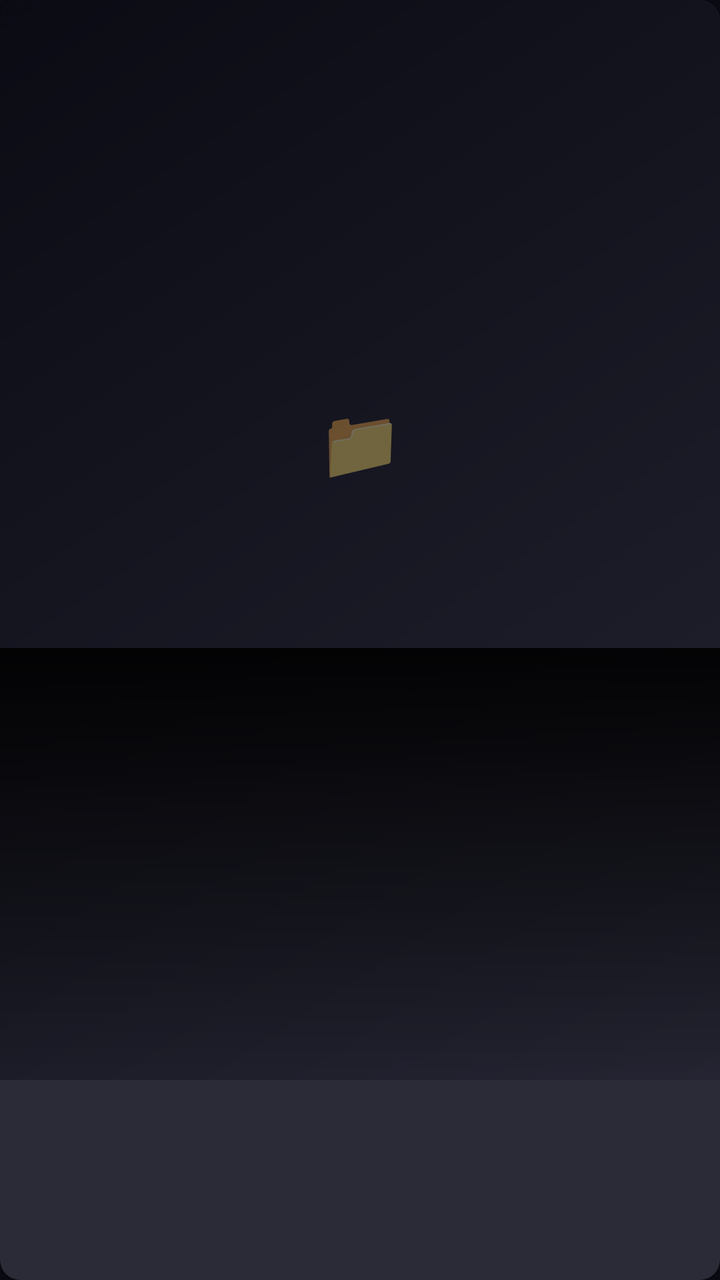
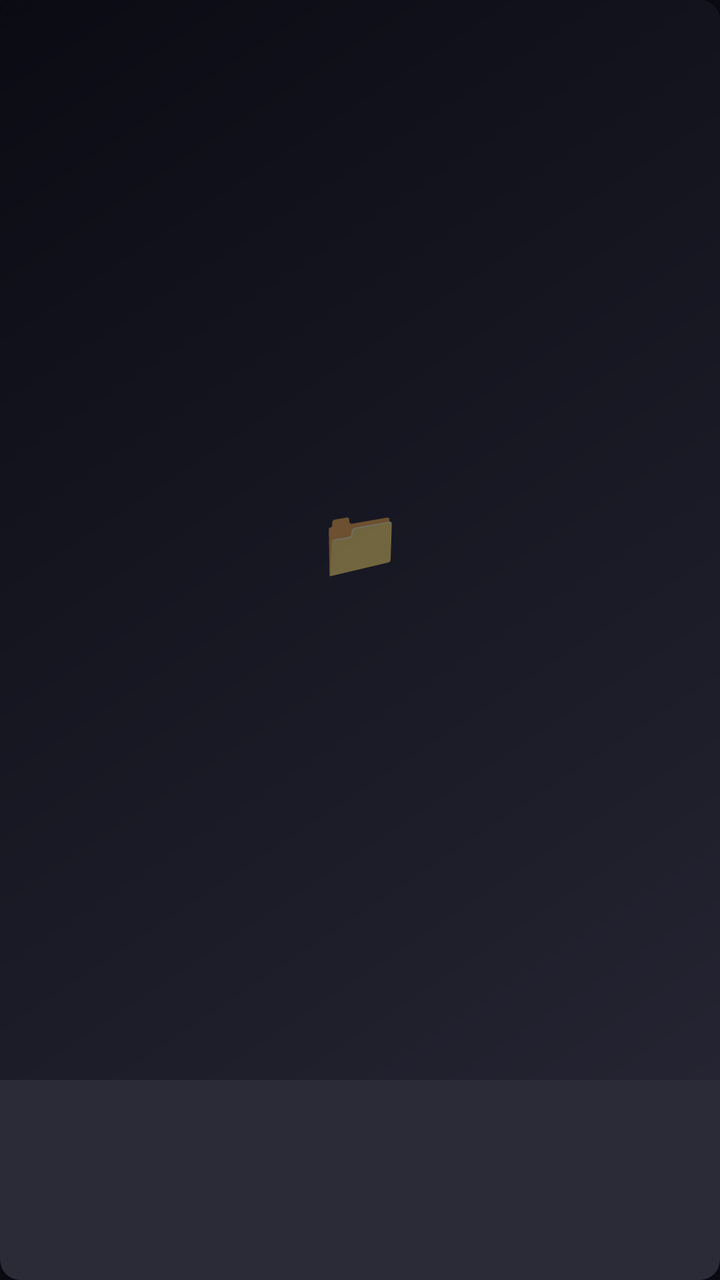

An Android layout rendered at two revisions. The XML below is the earlier revision; the diff shows what the commit changed to produce the second picture.
<!-- AndroidManifest.xml: application theme Theme.RetroTube -->
<!-- res/layout/item_folder.xml -->
<?xml version="1.0" encoding="utf-8"?>
<com.google.android.material.card.MaterialCardView
    xmlns:android="http://schemas.android.com/apk/res/android"
    xmlns:app="http://schemas.android.com/apk/res-auto"
    android:id="@+id/folderCard"
    android:layout_width="match_parent"
    android:layout_height="wrap_content"
    android:layout_margin="6dp"
    android:clickable="true"
    android:focusable="true"
    app:cardBackgroundColor="@color/retro_surface"
    app:cardCornerRadius="10dp"
    app:cardElevation="3dp"
    app:rippleColor="@color/retro_teal">

    <androidx.constraintlayout.widget.ConstraintLayout
        android:layout_width="match_parent"
        android:layout_height="wrap_content">

        <View
            android:id="@+id/folderArt"
            android:layout_width="0dp"
            android:layout_height="0dp"
            android:background="@drawable/folder_poster_background"
            app:layout_constraintDimensionRatio="2:3"
            app:layout_constraintTop_toTopOf="parent"
            app:layout_constraintStart_toStartOf="parent"
            app:layout_constraintEnd_toEndOf="parent" />

        <TextView
            android:layout_width="wrap_content"
            android:layout_height="wrap_content"
            android:text="📁"
            android:textSize="34sp"
            android:alpha="0.55"
            app:layout_constraintTop_toTopOf="@id/folderArt"
            app:layout_constraintBottom_toBottomOf="@id/folderArt"
            app:layout_constraintStart_toStartOf="@id/folderArt"
            app:layout_constraintEnd_toEndOf="@id/folderArt"
            app:layout_constraintVertical_bias="0.4" />

        <View
            android:id="@+id/folderScrim"
            android:layout_width="0dp"
            android:layout_height="0dp"
            android:background="@drawable/poster_scrim"
            app:layout_constraintTop_toTopOf="@id/folderArt"
            app:layout_constraintBottom_toBottomOf="@id/folderArt"
            app:layout_constraintStart_toStartOf="@id/folderArt"
            app:layout_constraintEnd_toEndOf="@id/folderArt"
            app:layout_constraintVertical_bias="1"
            app:layout_constraintHeight_percent="0.4" />

        <TextView
            android:id="@+id/removeFolderButton"
            android:layout_width="28dp"
            android:layout_height="28dp"
            android:layout_margin="6dp"
            android:text="✕"
            android:textColor="@android:color/white"
            android:textSize="14sp"
            android:gravity="center"
            android:background="@drawable/poster_icon_background"
            android:visibility="gone"
            app:layout_constraintTop_toTopOf="@id/folderArt"
            app:layout_constraintStart_toStartOf="@id/folderArt" />

        <TextView
            android:id="@+id/folderName"
            android:layout_width="0dp"
            android:layout_height="wrap_content"
            android:layout_marginStart="8dp"
            android:layout_marginEnd="8dp"
            android:layout_marginBottom="10dp"
            android:textColor="@android:color/white"
            android:textSize="12.5sp"
            android:textStyle="bold"
            android:maxLines="2"
            android:ellipsize="end"
            app:layout_constraintBottom_toBottomOf="@id/folderArt"
            app:layout_constraintStart_toStartOf="@id/folderArt"
            app:layout_constraintEnd_toEndOf="@id/folderArt" />

    </androidx.constraintlayout.widget.ConstraintLayout>

</com.google.android.material.card.MaterialCardView>
<!-- resources referenced by this layout -->
<resources>
  <color name="retro_surface">#1A1A26</color>
  <color name="retro_teal">#2FE6D0</color>
  <!-- drawable folder_poster_background (drawable) -->
  <?xml version="1.0" encoding="utf-8"?>
  <shape xmlns:android="http://schemas.android.com/apk/res/android">
      <gradient
          android:type="linear"
          android:angle="135"
          android:startColor="@color/retro_surface_alt"
          android:endColor="@color/retro_background" />
  </shape>
  <!-- drawable poster_icon_background (drawable) -->
  <?xml version="1.0" encoding="utf-8"?>
  <shape xmlns:android="http://schemas.android.com/apk/res/android"
      android:shape="oval">
      <solid android:color="#B8000000" />
  </shape>
  <!-- drawable poster_scrim (drawable) -->
  <?xml version="1.0" encoding="utf-8"?>
  <shape xmlns:android="http://schemas.android.com/apk/res/android">
      <gradient
          android:angle="90"
          android:startColor="#00000000"
          android:endColor="#E6000000" />
  </shape>
  <style name="Theme.RetroTube" parent="Theme.MaterialComponents.NoActionBar">
          <item name="colorPrimary">@color/retro_teal</item>
          <item name="colorPrimaryDark">@color/retro_background</item>
          <item name="colorOnPrimary">@color/retro_teal_on</item>
          <item name="colorSecondary">@color/retro_magenta</item>
          <item name="colorOnSecondary">@color/retro_magenta_on</item>
          <item name="colorSurface">@color/retro_surface</item>
          <item name="colorOnSurface">@color/retro_text_primary</item>
          <item name="colorOnBackground">@color/retro_text_primary</item>
          <item name="android:windowBackground">@color/retro_background</item>
          <item name="android:textColorPrimary">@color/retro_text_primary</item>
          <item name="android:textColorSecondary">@color/retro_text_muted</item>
          <item name="radioButtonStyle">@style/Widget.RetroTube.RadioButton</item>
          <item name="switchStyle">@style/Widget.RetroTube.Switch</item>
      </style>
  <color name="retro_surface_alt">#242432</color>
  <color name="retro_background">#0B0B14</color>
  <color name="retro_teal_on">#05201C</color>
  <color name="retro_magenta">#FF2E88</color>
  <color name="retro_magenta_on">#2B0716</color>
  <color name="retro_text_primary">#F2F2F5</color>
  <color name="retro_text_muted">#9098A6</color>
  <style name="Widget.RetroTube.RadioButton" parent="Widget.MaterialComponents.CompoundButton.RadioButton">
          <item name="android:minHeight">56dp</item>
          <item name="android:paddingVertical">10dp</item>
          <item name="android:paddingStart">4dp</item>
          <item name="android:gravity">center_vertical</item>
      </style>
  <style name="Widget.RetroTube.Switch" parent="Widget.MaterialComponents.CompoundButton.Switch">
          <item name="android:minHeight">56dp</item>
          <item name="android:paddingVertical">10dp</item>
          <item name="android:paddingStart">4dp</item>
          <item name="android:gravity">center_vertical</item>
      </style>
</resources>

<!-- the commit's change to res/layout/item_folder.xml (unified diff, before → after) -->
@@ -36,20 +36,7 @@
             app:layout_constraintTop_toTopOf="@id/folderArt"
             app:layout_constraintBottom_toBottomOf="@id/folderArt"
             app:layout_constraintStart_toStartOf="@id/folderArt"
-            app:layout_constraintEnd_toEndOf="@id/folderArt"
-            app:layout_constraintVertical_bias="0.4" />
-
-        <View
-            android:id="@+id/folderScrim"
-            android:layout_width="0dp"
-            android:layout_height="0dp"
-            android:background="@drawable/poster_scrim"
-            app:layout_constraintTop_toTopOf="@id/folderArt"
-            app:layout_constraintBottom_toBottomOf="@id/folderArt"
-            app:layout_constraintStart_toStartOf="@id/folderArt"
-            app:layout_constraintEnd_toEndOf="@id/folderArt"
-            app:layout_constraintVertical_bias="1"
-            app:layout_constraintHeight_percent="0.4" />
+            app:layout_constraintEnd_toEndOf="@id/folderArt" />
 
         <TextView
             android:id="@+id/removeFolderButton"
@@ -71,15 +58,17 @@
             android:layout_height="wrap_content"
             android:layout_marginStart="8dp"
             android:layout_marginEnd="8dp"
+            android:layout_marginTop="8dp"
             android:layout_marginBottom="10dp"
-            android:textColor="@android:color/white"
+            android:textColor="@color/retro_text_primary"
             android:textSize="12.5sp"
             android:textStyle="bold"
             android:maxLines="2"
             android:ellipsize="end"
-            app:layout_constraintBottom_toBottomOf="@id/folderArt"
-            app:layout_constraintStart_toStartOf="@id/folderArt"
-            app:layout_constraintEnd_toEndOf="@id/folderArt" />
+            app:layout_constraintTop_toBottomOf="@id/folderArt"
+            app:layout_constraintStart_toStartOf="parent"
+            app:layout_constraintEnd_toEndOf="parent"
+            app:layout_constraintBottom_toBottomOf="parent" />
 
     </androidx.constraintlayout.widget.ConstraintLayout>
 
<!-- resource entries referenced after the edit -->
@@ -16,14 +16,6 @@
   <shape xmlns:android="http://schemas.android.com/apk/res/android"
       android:shape="oval">
       <solid android:color="#B8000000" />
-  </shape>
-  <!-- drawable poster_scrim (drawable) -->
-  <?xml version="1.0" encoding="utf-8"?>
-  <shape xmlns:android="http://schemas.android.com/apk/res/android">
-      <gradient
-          android:angle="90"
-          android:startColor="#00000000"
-          android:endColor="#E6000000" />
   </shape>
   <style name="Theme.RetroTube" parent="Theme.MaterialComponents.NoActionBar">
           <item name="colorPrimary">@color/retro_teal</item>
